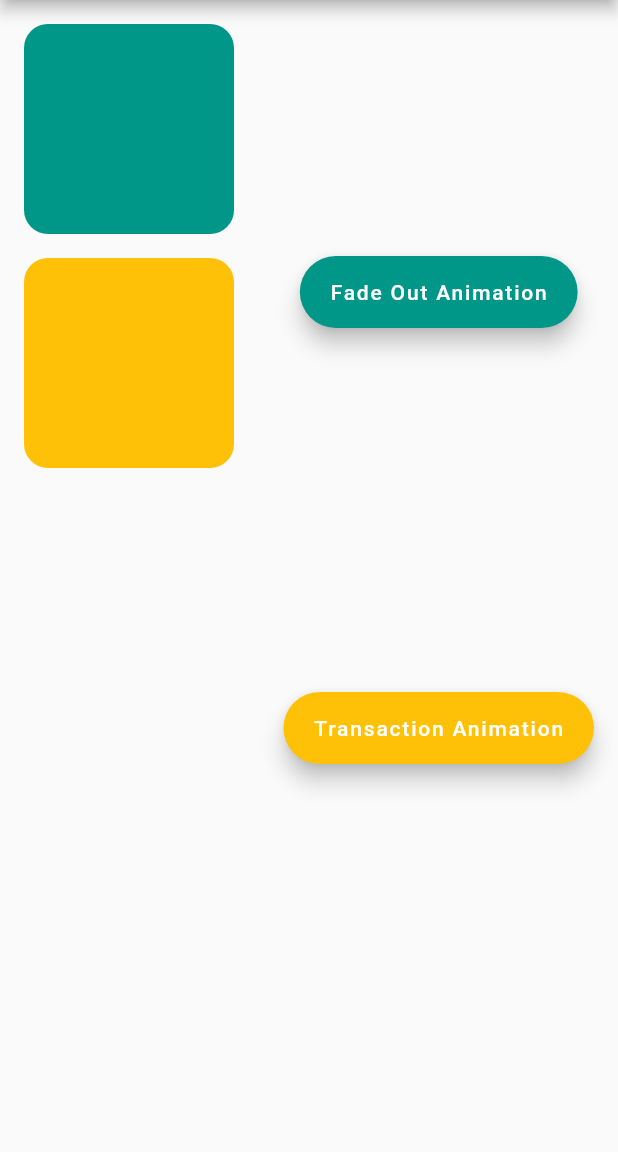
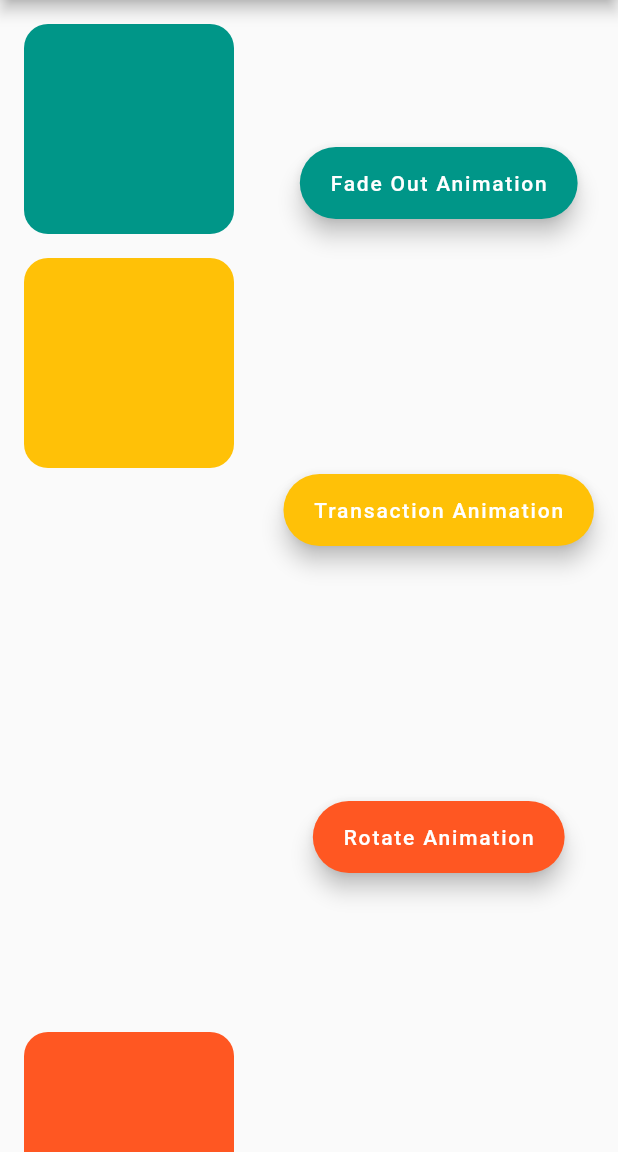
Before and after one commit to Ghazal-Jamalzadeh/flutter_animations, a Flutter app: the screen it shows after launch, on a phone screen of 412 x 824 dp, the part 84-1236 px from its top. Run offline on Flutter 3.47's test engine with Material 2 defaults, Android fonts, the phone set to English and light mode, and no system bars.

Commit message:
Added Rotate Animation

```diff
--- a/lib/main.dart
+++ b/lib/main.dart
@@ -53,8 +53,10 @@ class _MyHomePageState extends State<MyHomePage> {
 
   //transition
   double top = 0;
+  double left = 0;
 
-  double left = 0;
+  //rotate
+  double turns = 1 ;
 
   @override
   Widget build(BuildContext context) {
@@ -106,6 +108,20 @@ class _MyHomePageState extends State<MyHomePage> {
                           ))
                     ],
                   ),
+                ),
+                const SizedBox(
+                  height: 16,
+                ),
+                AnimatedRotation(
+                  duration: Duration(seconds: 1),
+                  turns: turns,
+                  child: Container(
+                    width: 140,
+                    height: 140,
+                    decoration: BoxDecoration(
+                        color: Colors.deepOrange,
+                        borderRadius: BorderRadius.circular(16)),
+                  ),
                 )
               ],
             ),
@@ -145,6 +161,15 @@ class _MyHomePageState extends State<MyHomePage> {
             },
             label: const Text('Transaction Animation'),
           ),
+          FloatingActionButton.extended(
+            backgroundColor: Colors.deepOrange,
+            onPressed: () {
+              setState(() {
+                turns += 1 ;
+              });
+            },
+            label: const Text('Rotate Animation'),
+          ),
         ],
       ), // This trailing comma makes auto-formatting nicer for build methods.
     );
```
